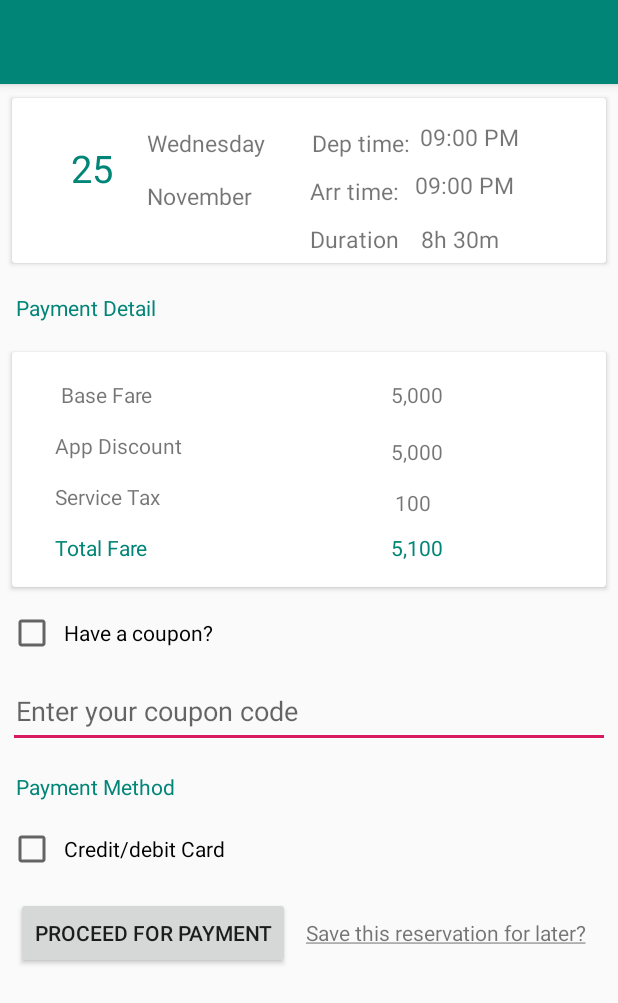
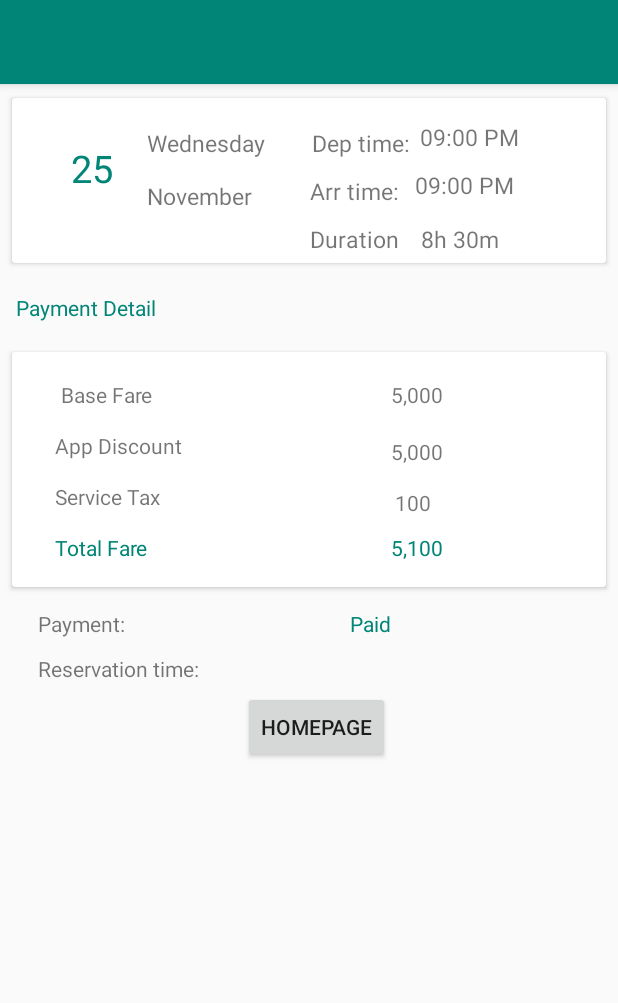
Before and after one commit to c2pycf/B16TravelDomain, an Android app: the layout activity_order_confirmed.xml on its own in the app's theme, with its tools: preview values and no code run, on a phone screen of 412 x 824 dp. Shown: the top 1003 px of the screen. Run offline under Robolectric (Android 15) with nearby library versions, the phone set to English and light mode, and no system bars.

Commit message:
Update Structure of TicketInformation and add new model of Passenger, finish orderconfirmed page

```diff
--- a/app/src/main/java/com/example/fang/b16traveldomain/ticketConfirmation/TicketDetailActivity.java
+++ b/app/src/main/java/com/example/fang/b16traveldomain/ticketconfirmation/TicketDetailActivity.java
@@ -1,4 +1,4 @@
-package com.example.fang.b16traveldomain.ticketConfirmation;
+package com.example.fang.b16traveldomain.ticketconfirmation;
 
 import android.content.Intent;
 import android.os.Bundle;
--- a/app/src/main/java/com/example/fang/b16traveldomain/ticketConfirmation/TicketDetailContract.java
+++ b/app/src/main/java/com/example/fang/b16traveldomain/ticketconfirmation/TicketDetailContract.java
@@ -1,4 +1,4 @@
-package com.example.fang.b16traveldomain.ticketConfirmation;
+package com.example.fang.b16traveldomain.ticketconfirmation;
 
 import com.example.fang.b16traveldomain.model.TicketInformation;
 
--- a/app/src/main/java/com/example/fang/b16traveldomain/ticketConfirmation/TicketDetailPresenter.java
+++ b/app/src/main/java/com/example/fang/b16traveldomain/ticketconfirmation/TicketDetailPresenter.java
@@ -1,4 +1,4 @@
-package com.example.fang.b16traveldomain.ticketConfirmation;
+package com.example.fang.b16traveldomain.ticketconfirmation;
 
 import com.example.fang.b16traveldomain.model.Coupon;
 import com.example.fang.b16traveldomain.model.TicketInformation;
--- a/app/src/main/res/layout/activity_ticket_detail.xml
+++ b/app/src/main/res/layout/activity_order_confirmed.xml
@@ -1,9 +1,10 @@
 <?xml version="1.0" encoding="utf-8"?>
 <LinearLayout xmlns:android="http://schemas.android.com/apk/res/android"
+    xmlns:app="http://schemas.android.com/apk/res-auto"
     xmlns:tools="http://schemas.android.com/tools"
     android:layout_width="match_parent"
-    android:layout_height="wrap_content"
-    tools:context=".ticketConfirmation.TicketDetailActivity"
+    android:layout_height="match_parent"
+    tools:context=".orderconfirmed.OrderConfirmedActivity"
     android:orientation="vertical">
 
     <android.support.design.widget.AppBarLayout
@@ -33,35 +34,26 @@
 
     <include layout="@layout/item_fare_card"/>
 
-    <CheckBox
-        android:layout_width="wrap_content"
+    <LinearLayout
+        android:layout_width="match_parent"
         android:layout_height="wrap_content"
-        android:text="@string/coupon_checkbox"
         android:layout_margin="5dp"
-        android:padding="5dp"
-        android:id="@+id/cb_coupon"/>
-    <EditText
-        android:layout_width="match_parent"
-        android:layout_height="50dp"
-        android:layout_margin="5dp"
-        android:padding="5dp"
-        android:hint="@string/coupon_hint"
-        android:id="@+id/et_coupon"/>
-    <TextView
-        android:layout_width="wrap_content"
-        android:layout_height="wrap_content"
-        android:text="@string/payment_method"
-        android:layout_margin="5dp"
-        android:padding="5dp"
-        android:textColor="@color/colorPrimary"/>
+        android:orientation="horizontal">
 
-    <CheckBox
-        android:layout_width="wrap_content"
-        android:layout_height="wrap_content"
-        android:text="@string/payment_method_credit"
-        android:layout_margin="5dp"
-        android:padding="5dp"
-        android:id="@+id/cb_credit"/>
+        <TextView
+            android:layout_width="wrap_content"
+            android:layout_height="wrap_content"
+            android:text="@string/order_payment_status"
+            android:layout_marginStart="20dp"/>
+
+        <TextView
+            android:layout_width="wrap_content"
+            android:layout_height="wrap_content"
+            android:layout_marginStart="150dp"
+            android:id="@+id/order_payment_status"
+            android:text="@string/order_payment_status_tv"
+            android:textColor="@color/colorPrimary"/>
+    </LinearLayout>
 
     <LinearLayout
         android:layout_width="match_parent"
@@ -69,32 +61,25 @@
         android:layout_margin="5dp"
         android:orientation="horizontal">
 
-        <Button
+        <TextView
             android:layout_width="wrap_content"
             android:layout_height="wrap_content"
-            android:layout_margin="5dp"
-            android:text="@string/proceed_to_payment"
-            android:id="@+id/bt_proceed_for_payment"/>
+            android:text="@string/order_time"
+            android:layout_marginStart="20dp"/>
 
         <TextView
             android:layout_width="wrap_content"
             android:layout_height="wrap_content"
-            android:text="@string/save_reservation_infor"
-            android:layout_margin="5dp"
-            android:id="@+id/tv_save_reservation"/>
-
+            android:layout_marginStart="100dp"
+            android:id="@+id/order_time"/>
     </LinearLayout>
 
-
-
-
-
-
-
-
-
-
-
-
+    <Button
+        android:layout_width="wrap_content"
+        android:layout_height="wrap_content"
+        android:layout_marginStart="5dp"
+        android:layout_gravity="center"
+        android:text="@string/bt_home"
+        android:id="@+id/bt_order_confirm_home"/>
 
 </LinearLayout>
--- a/app/src/main/res/values/strings.xml
+++ b/app/src/main/res/values/strings.xml
@@ -21,4 +21,8 @@
     <string name="hint_billing_state">State</string>
     <string name="hint_billing_zip">Zip code</string>
     <string name="bt_billing_check_out">Check out</string>
+    <string name="order_payment_status">Payment:</string>
+    <string name="order_payment_status_tv">Paid</string>
+    <string name="order_time">Reservation time:</string>
+    <string name="bt_home">HomePage</string>
 </resources>
```
Also changed, not shown: app/src/main/AndroidManifest.xml (+5 -5 lines), app/src/main/java/com/example/fang/b16traveldomain/model/Passenger.java (added, +49 -0 lines), app/src/main/java/com/example/fang/b16traveldomain/model/TicketInformation.java (+14 -33 lines), app/src/main/java/com/example/fang/b16traveldomain/orderconfirmed/OrderConfirmedActivity.java (added, +123 -0 lines), app/src/main/java/com/example/fang/b16traveldomain/orderconfirmed/OrderConfirmedContract.java (added, +11 -0 lines), app/src/main/java/com/example/fang/b16traveldomain/orderconfirmed/OrderConfirmedPresenter.java (added, +14 -0 lines).
